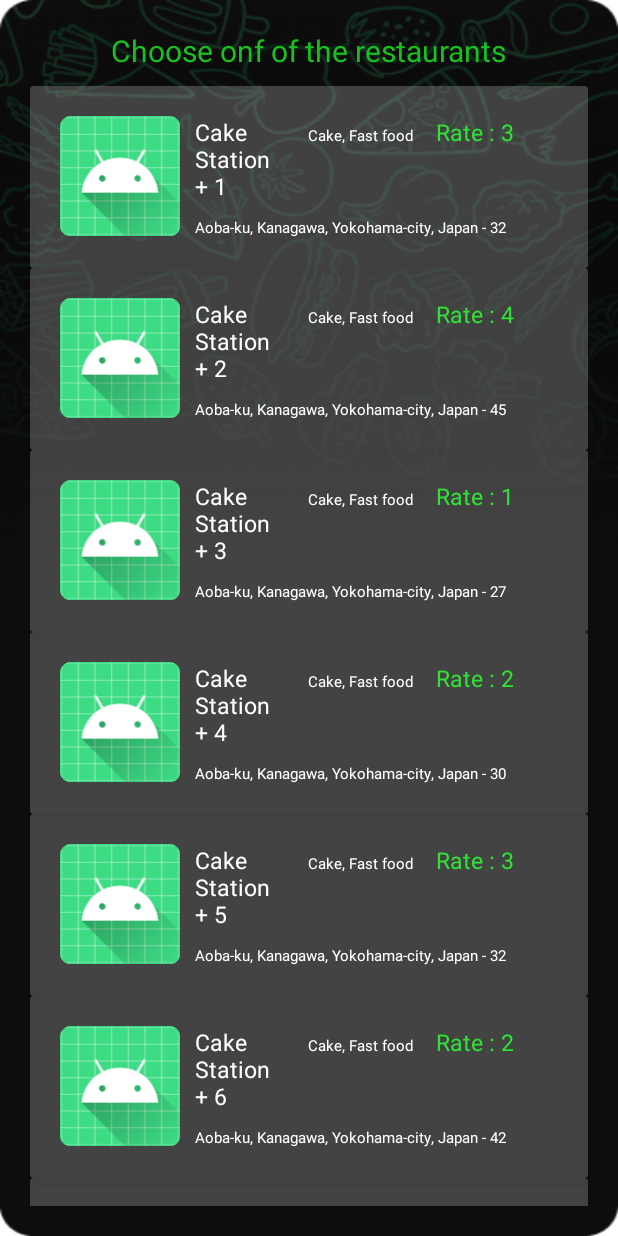
After one commit to yeonpyo3300/FoodkingMVVM, an Android app: the RestarauntListActivity screen opened directly, with no data from a screen before it, on a phone screen of 412 x 824 dp. The commit adds this screen. Run offline under Robolectric (Android 15) with nearby library versions, the phone set to English and light mode, and no system bars; pictures from the network do not load.

```diff
--- a/app/src/main/java/com/example/myapplication/Adapter/FoodListAdapter.kt
+++ b/app/src/main/java/com/example/myapplication/Adapter/FoodListAdapter.kt
@@ -7,28 +7,38 @@ import androidx.recyclerview.widget.RecyclerView
 import com.example.myapplication.R
 import kotlinx.android.synthetic.main.menu_recycler.view.*
 
-class FoodListAdapter : RecyclerView.Adapter<FoodListViewHolder>() {
+class FoodListAdapter(foodRecyclerViewInterface: FoodRecyclerViewInterface) :
+    RecyclerView.Adapter<FoodListViewHolder>() {
 
-    val TAG = "Test Log"
+    val TAG: String = "Test Log"
 
     private var foodList = ArrayList<FoodModel>()
 
+    private var foodRecyclerViewInterface: FoodRecyclerViewInterface? = null
+
+    init {
+        this.foodRecyclerViewInterface = foodRecyclerViewInterface
+    }
+
     override fun onCreateViewHolder(parent: ViewGroup, viewType: Int): FoodListViewHolder {
         val from = LayoutInflater.from(parent.context)
-        return FoodListViewHolder(parent.context, from.inflate(R.layout.menu_recycler, parent, false)).also {
-            it.itemView.checkbox_menu.setOnCheckedChangeListener { buttonView, checked ->
-                foodList[it.adapterPosition].completed = checked
-                Log.d(TAG, "Checkbox state - box ${it.adapterPosition + 1} $checked")
+        return FoodListViewHolder(
+            parent.context,
+            this.foodRecyclerViewInterface!!,
+            from.inflate(R.layout.menu_recycler, parent, false),
+        )
+            .also {
+                it.itemView.checkbox_menu.setOnCheckedChangeListener { buttonView, checked ->
+                    foodList[it.adapterPosition].completed = checked
+                    Log.d(TAG, "Checkbox state - box ${it.adapterPosition + 1} $checked")
+                }
             }
-        }
     }
 
     override fun onBindViewHolder(holder: FoodListViewHolder, position: Int) {
         holder.bindView(foodList[position])
-        holder.itemView.setOnClickListener {
-            Log.d(TAG, "This is the line : ${position + 1}")
-
-        }
+        //Get position
+        foodRecyclerViewInterface?.onItemClicked(position)
     }
 
     override fun getItemCount(): Int {
--- a/app/src/main/java/com/example/myapplication/Adapter/FoodListViewHolder.kt
+++ b/app/src/main/java/com/example/myapplication/Adapter/FoodListViewHolder.kt
@@ -8,22 +8,30 @@ import com.bumptech.glide.Glide
 import com.example.myapplication.R
 import kotlinx.android.synthetic.main.menu_recycler.view.*
 
-class FoodListViewHolder(private val context: Context, itemView : View) : RecyclerView.ViewHolder(itemView) {
+class FoodListViewHolder(
+    private val context: Context,
+    foodRecyclerViewInterface: FoodRecyclerViewInterface,
+    itemView: View
+) :
+    RecyclerView.ViewHolder(itemView), View.OnClickListener {
 
-    val TAG : String = "Test Log"
+    val TAG: String = "Test Log"
 
     private val menuName = itemView.menu_name
     private val menuPrice = itemView.menu_price
     private val checkBox = itemView.checkbox_menu
     private val foodImage = itemView.menu_image
 
+    private var foodRecyclerViewInterface: FoodRecyclerViewInterface? = null
 
     init {
-        Log.d(TAG, "view holder init")
+        Log.d(TAG, "Food list view holder init")
+        this.foodRecyclerViewInterface = foodRecyclerViewInterface
+        itemView.setOnClickListener(this)
     }
 
-    fun bindView (foodModel: FoodModel) {
-        Log.d(TAG, "bind view with model")
+    fun bindView(foodModel: FoodModel) {
+        Log.d(TAG, "bind view with food model")
 
         menuName.text = foodModel.foodName
         menuPrice.text = "${foodModel.foodPrice} $"
@@ -37,5 +45,9 @@ class FoodListViewHolder(private val context: Context, itemView : View) : Recycl
             .into(foodImage)
     }
 
+    override fun onClick(p0: View?) {
+        this.foodRecyclerViewInterface?.onItemClicked(adapterPosition)
+    }
+
 
 }
--- a/app/src/main/java/com/example/myapplication/Adapter/FoodModel.kt
+++ b/app/src/main/java/com/example/myapplication/Adapter/FoodModel.kt
@@ -11,7 +11,7 @@ class FoodModel(
     val foodImage: String? = null
 ) {
 
-    val TAG = "test"
+    val TAG : String = "test"
 
     init {
         Log.d(TAG, "test Food Model")
--- /dev/null
+++ b/app/src/main/java/com/example/myapplication/Adapter/FoodRecyclerViewInterface.kt
@@ -0,0 +1,9 @@
+package com.example.myapplication.Adapter
+
+import android.view.View
+
+interface FoodRecyclerViewInterface {
+
+    fun onItemClicked(position : Int){
+    }
+}
--- /dev/null
+++ b/app/src/main/java/com/example/myapplication/Adapter/RestaurantListAdapter.kt
@@ -0,0 +1,30 @@
+package com.example.myapplication.Adapter
+
+import android.view.LayoutInflater
+import android.view.ViewGroup
+import androidx.recyclerview.widget.RecyclerView
+import com.example.myapplication.R
+
+class RestaurantListAdapter : RecyclerView.Adapter<RestaurantListViewHolder>() {
+
+    var TAG = "Test"
+
+    private var restaurantList = ArrayList<RestaurantListModel>()
+
+    override fun onCreateViewHolder(parent: ViewGroup, viewType: Int): RestaurantListViewHolder {
+        val from = LayoutInflater.from(parent.context)
+        return RestaurantListViewHolder(parent.context,from.inflate(R.layout.restaurant_recycler, parent, false))
+    }
+
+    override fun onBindViewHolder(holder: RestaurantListViewHolder, position: Int) {
+        holder.bindView(restaurantList[position])
+    }
+
+    override fun getItemCount(): Int {
+        return restaurantList.size
+    }
+
+    fun createList (restaurantList : ArrayList<RestaurantListModel> ) {
+        this.restaurantList = restaurantList
+    }
+}
--- /dev/null
+++ b/app/src/main/java/com/example/myapplication/Adapter/RestaurantListModel.kt
@@ -0,0 +1,19 @@
+package com.example.myapplication.Adapter
+
+import android.util.Log
+
+class RestaurantListModel(
+    var restName: String? = null,
+    var restAddress: String? = null,
+    var restReviewRating: Int? = null,
+    var restCategory: String? = null,
+    val restImage: String? = null
+
+    )
+{
+    val TAG : String = "test"
+    init {
+        Log.d(TAG, "RestModel is created")
+    }
+
+}
--- /dev/null
+++ b/app/src/main/java/com/example/myapplication/Adapter/RestaurantListViewHolder.kt
@@ -0,0 +1,46 @@
+package com.example.myapplication.Adapter
+
+import android.content.Context
+import android.util.Log
+import android.view.View
+import androidx.recyclerview.widget.RecyclerView
+import com.bumptech.glide.Glide
+import com.example.myapplication.R
+import kotlinx.android.synthetic.main.restaurant_recycler.view.*
+
+class RestaurantListViewHolder(private val context: Context, itemView : View) : RecyclerView.ViewHolder(itemView) {
+
+    val TAG : String = "Test Log"
+
+    private val restName = itemView.restaurant_list_name
+    private val restCategory = itemView.restaurant_list_category
+    private val restAddress = itemView.restaurant_list_address
+    private val restReviewRating = itemView.restaurant_list_review_rating
+    private val restImage = itemView.restaurant_list_image
+
+    init {
+        Log.d(TAG, "Restaurant view holder init")
+    }
+
+    fun bindView(restaurantListModel: RestaurantListModel) {
+        restName.text = restaurantListModel.restName
+        restCategory.text = restaurantListModel.restCategory
+        restAddress.text = restaurantListModel.restAddress
+        restReviewRating.text = "Rate : ${restaurantListModel.restReviewRating.toString()}"
+
+        Log.d(TAG, "Bind view with Restaurant view model")
+
+        Glide
+            .with(context)
+            .load(restaurantListModel.restImage)
+            .centerCrop()
+            .placeholder(R.mipmap.ic_launcher)
+            .into(restImage)
+
+
+    }
+
+
+
+
+}
--- a/app/src/main/java/com/example/myapplication/FoodMenuActivity.kt
+++ b/app/src/main/java/com/example/myapplication/FoodMenuActivity.kt
@@ -2,15 +2,24 @@ package com.example.myapplication
 
 import androidx.appcompat.app.AppCompatActivity
 import android.os.Bundle
+import android.util.Log
+import android.view.View
 import androidx.recyclerview.widget.LinearLayoutManager
 import com.example.myapplication.Adapter.FoodListAdapter
 import com.example.myapplication.Adapter.FoodModel
+import com.example.myapplication.Adapter.FoodRecyclerViewInterface
 import kotlinx.android.synthetic.main.activity_food_menu.*
+import kotlinx.android.synthetic.main.menu_recycler.*
+import kotlinx.android.synthetic.main.menu_recycler.view.*
 import kotlin.random.Random
 
-class FoodMenuActivity : AppCompatActivity() {
+class FoodMenuActivity : AppCompatActivity(), FoodRecyclerViewInterface {
+
+    val TAG: String = "Test"
 
     var foodList = ArrayList<FoodModel>()
+    private var foodRecyclerViewPosition: Int? = null
+
     private lateinit var foodListAdapter: FoodListAdapter
 
     override fun onCreate(savedInstanceState: Bundle?) {
@@ -18,6 +27,9 @@ class FoodMenuActivity : AppCompatActivity() {
         setContentView(R.layout.activity_food_menu)
 
         initializeView()
+
+        foodListAdapter = FoodListAdapter(this)
+
     }
 
     private fun initializeView() {
@@ -31,7 +43,7 @@ class FoodMenuActivity : AppCompatActivity() {
             this.foodList.add(foodModel)
         }
 
-        foodListAdapter = FoodListAdapter()
+        foodListAdapter = FoodListAdapter(this)
         foodListAdapter.createList(foodList)
 
         recycler_list.apply {
@@ -42,5 +54,10 @@ class FoodMenuActivity : AppCompatActivity() {
         }
     }
 
+    // Food list item clicked event
+    override fun onItemClicked(position: Int) {
+        this.foodRecyclerViewPosition = position
+        Log.d(TAG, "item clicked ${position + 1}")
+    }
 
 }
--- a/app/src/main/java/com/example/myapplication/HomeAvtivity.kt
+++ b/app/src/main/java/com/example/myapplication/HomeAvtivity.kt
@@ -20,16 +20,9 @@ class HomeAvtivity : AppCompatActivity() {
             Admob_banner.loadAd(adRequest)
         }
 
-//        viewMoreClicked()
         restaurantClicked()
+        restaurantViewMoreClicked()
     }
-
-//    fun viewMoreClicked() {
-//        val intent = Intent(this, FoodMenuActivity::class.java)
-//        home_view_more_restaurant.setOnClickListener {
-//            startActivity(intent)
-//        }
-//    }
 
     private fun restaurantClicked() {
         val intent = Intent(this, FoodMenuActivity::class.java)
@@ -37,4 +30,11 @@ class HomeAvtivity : AppCompatActivity() {
             startActivity(intent)
         }
     }
+
+    private fun restaurantViewMoreClicked() {
+        val intent = Intent(this, RestarauntListActivity::class.java)
+        home_view_more_restaurant.setOnClickListener {
+            startActivity(intent)
+        }
+    }
 }
--- /dev/null
+++ b/app/src/main/java/com/example/myapplication/RestarauntListActivity.kt
@@ -0,0 +1,46 @@
+package com.example.myapplication
+
+import androidx.appcompat.app.AppCompatActivity
+import android.os.Bundle
+import androidx.recyclerview.widget.LinearLayoutManager
+import com.example.myapplication.Adapter.FoodListAdapter
+import com.example.myapplication.Adapter.RestaurantListAdapter
+import com.example.myapplication.Adapter.RestaurantListModel
+import kotlinx.android.synthetic.main.activity_restaraunt_list.*
+import kotlin.random.Random
+
+class RestarauntListActivity : AppCompatActivity() {
+
+    var restaurantList = ArrayList<RestaurantListModel>()
+    private lateinit var restAdapter: RestaurantListAdapter
+    override fun onCreate(savedInstanceState: Bundle?) {
+        super.onCreate(savedInstanceState)
+        setContentView(R.layout.activity_restaraunt_list)
+
+        initializeView()
+    }
+
+
+    private fun initializeView() {
+        for (i in 1..10) {
+            val restModel = RestaurantListModel(
+                restName = "Cake Station + $i",
+                restAddress = "Aoba-ku, Kanagawa, Yokohama-city, Japan - ${(20..50).random()}",
+                restCategory = "Cake, Fast food",
+                restReviewRating = (1..5).random(),
+                restImage = "https://www.nicepng.com/png/detail/106-1066495_chain-restaurant-operations-and-management-expert-witness-fast.png"
+            )
+            this.restaurantList.add(restModel)
+        }
+
+        restAdapter = RestaurantListAdapter()
+        restAdapter.createList(restaurantList)
+
+        restaurant_list_recycler.apply {
+            layoutManager =
+                LinearLayoutManager(this@RestarauntListActivity, LinearLayoutManager.VERTICAL, false)
+            adapter = restAdapter
+        }
+    }
+
+}
--- a/app/src/main/res/layout/activity_food_menu.xml
+++ b/app/src/main/res/layout/activity_food_menu.xml
@@ -16,6 +16,7 @@
         android:textSize="20sp"
         android:textColor="#19C120"
         android:textAlignment="center"/>
+
     <ImageView
         android:id="@+id/home_top_advertise"
         android:layout_width="match_parent"
--- /dev/null
+++ b/app/src/main/res/layout/activity_restaraunt_list.xml
@@ -0,0 +1,29 @@
+<?xml version="1.0" encoding="utf-8"?>
+<LinearLayout xmlns:android="http://schemas.android.com/apk/res/android"
+    xmlns:app="http://schemas.android.com/apk/res-auto"
+    xmlns:tools="http://schemas.android.com/tools"
+    android:layout_width="match_parent"
+    android:layout_height="wrap_content"
+    tools:context=".RestarauntListActivity"
+    android:orientation="vertical"
+    android:padding="20dp"
+    android:background="@drawable/onboarding_background">
+
+    <TextView
+        android:id="@+id/restaurant_list_welcomeMSG"
+        android:layout_width="wrap_content"
+        android:layout_height="wrap_content"
+        android:layout_gravity="center"
+        android:text="Choose onf of the restaurants"
+        android:textColor="#19C120"
+        android:textSize="20sp" />
+
+    <androidx.recyclerview.widget.RecyclerView
+        android:id="@+id/restaurant_list_recycler"
+        android:layout_width="match_parent"
+        android:layout_height="wrap_content"
+        android:layout_marginTop="10dp"/>
+
+
+
+</LinearLayout>
--- /dev/null
+++ b/app/src/main/res/layout/restaurant_recycler.xml
@@ -0,0 +1,78 @@
+<?xml version="1.0" encoding="utf-8"?>
+<androidx.cardview.widget.CardView xmlns:android="http://schemas.android.com/apk/res/android"
+    xmlns:app="http://schemas.android.com/apk/res-auto"
+    android:layout_width="match_parent"
+    android:layout_height="wrap_content"
+    android:padding="20dp"
+    app:cardBackgroundColor="#40E4E2E2">
+
+    <LinearLayout
+        android:layout_width="match_parent"
+        android:layout_height="wrap_content"
+        android:padding="20dp">
+
+        <ImageView
+            android:id="@+id/restaurant_list_image"
+            android:layout_width="80dp"
+            android:layout_height="80dp"
+            android:src="@mipmap/ic_launcher"
+
+            />
+
+        <LinearLayout
+            android:layout_width="wrap_content"
+            android:layout_height="wrap_content"
+            android:orientation="vertical">
+
+
+            <LinearLayout
+                android:layout_width="wrap_content"
+                android:layout_height="wrap_content"
+                android:orientation="horizontal">
+
+                <TextView
+                    android:id="@+id/restaurant_list_name"
+                    android:layout_width="60dp"
+                    android:layout_height="wrap_content"
+                    android:layout_marginLeft="10dp"
+                    android:text="Restaurant Name"
+                    android:textColor="@color/white"
+                    android:textSize="15sp" />
+
+                <TextView
+                    android:id="@+id/restaurant_list_category"
+                    android:layout_width="wrap_content"
+                    android:layout_height="wrap_content"
+                    android:layout_marginLeft="15dp"
+                    android:text="Category"
+                    android:textColor="@color/white"
+                    android:textSize="10sp" />
+                <TextView
+                    android:id="@+id/restaurant_list_review_rating"
+                    android:layout_width="wrap_content"
+                    android:layout_height="wrap_content"
+                    android:layout_marginLeft="15dp"
+                    android:text="5.0"
+                    android:textColor="#30E137"
+                    android:textSize="15sp" />
+            </LinearLayout>
+
+            <TextView
+                android:id="@+id/restaurant_list_address"
+                android:layout_width="wrap_content"
+                android:layout_height="wrap_content"
+                android:layout_marginLeft="10dp"
+                android:layout_marginTop="10dp"
+                android:text="Address"
+                android:textColor="@color/white"
+                android:textSize="10sp" />
+
+
+        </LinearLayout>
+
+
+
+    </LinearLayout>
+
+
+</androidx.cardview.widget.CardView>
```
Also changed, not shown: app/src/main/AndroidManifest.xml (+5 -4 lines).
